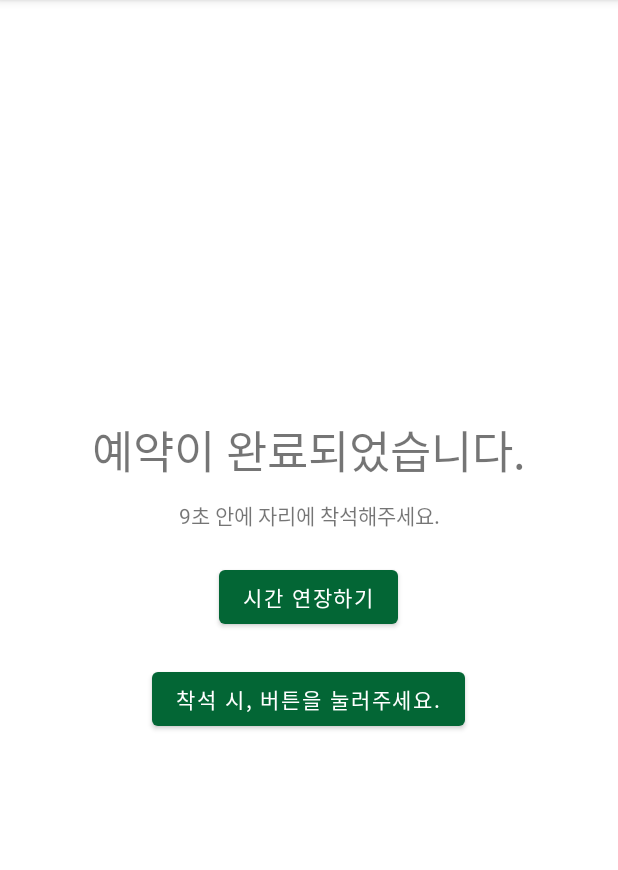
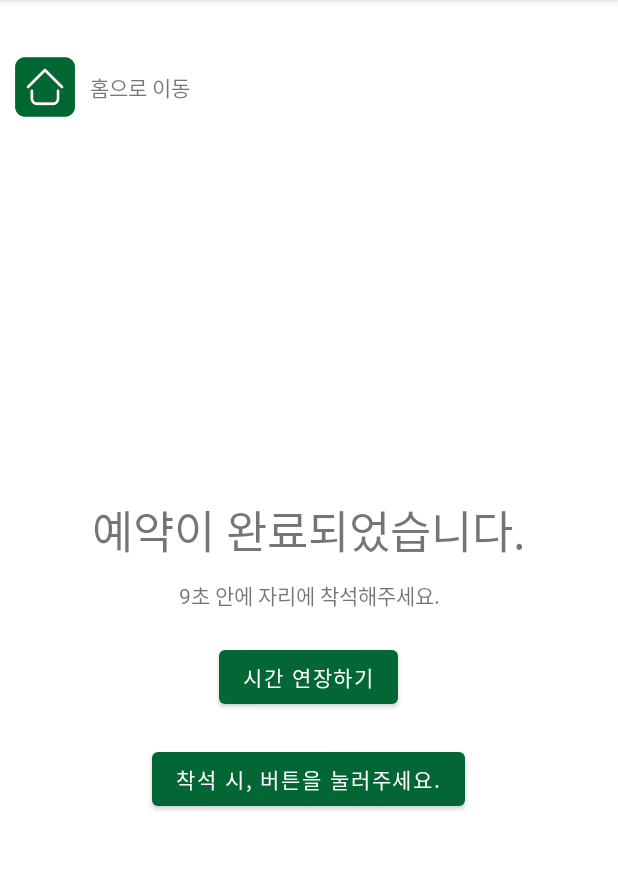
Before and after one commit to LimSoYoung522/Cabling, an Android app: the CompleteActivity screen opened directly, with no data from a screen before it, on a phone screen of 412 x 824 dp, the part 84-954 px from its top. Run offline under Robolectric (Android 15) with nearby library versions, the phone set to English and light mode, and no system bars; our stand-ins replace Firebase (no records; nobody signed in at launch, a user with empty details on screens opened directly).

Commit message:
appointment_cafe1203_4

```diff
--- a/app/src/main/java/smu/example/cabling/AppointmentActivity.java
+++ b/app/src/main/java/smu/example/cabling/AppointmentActivity.java
@@ -61,7 +61,7 @@ public class AppointmentActivity extends AppCompatActivity {
         for (i = 0; i < 10; i++) {
             seat[i] = (Button) findViewById(seatID[i]);
             seat[i].setOnClickListener(new btnSeatListener(num1, i));
-            seat[i].setBackground(ContextCompat.getDrawable(mContext, R.drawable.seat_o));
+            seat[i].setBackground(ContextCompat.getDrawable(this, R.drawable.seat_o));
 
             /*
             mDatabase.child("CAFE").child(cafe.concat(String.valueOf(num1))).child("seat").child(String.valueOf(i)).get().addOnCompleteListener(new OnCompleteListener<DataSnapshot>() {
--- a/app/src/main/java/smu/example/cabling/CompleteActivity.java
+++ b/app/src/main/java/smu/example/cabling/CompleteActivity.java
@@ -1,5 +1,6 @@
 package smu.example.cabling;
 
+import android.content.Context;
 import android.content.Intent;
 import android.os.Bundle;
 import android.os.Handler;
@@ -12,6 +13,7 @@ import android.widget.Toast;
 
 import androidx.annotation.NonNull;
 import androidx.appcompat.app.AppCompatActivity;
+import androidx.core.content.ContextCompat;
 
 import com.google.android.gms.tasks.OnCompleteListener;
 import com.google.android.gms.tasks.Task;
@@ -23,7 +25,7 @@ import static java.text.DateFormat.getDateTimeInstance;
 
 public class CompleteActivity extends AppCompatActivity {
     TextView timeout;
-    Button extend, sit;
+    Button extend, sit, home;
     int seatnum, cafenum;
 
     protected void onCreate(Bundle savedInstanceState) {
@@ -37,6 +39,7 @@ public class CompleteActivity extends AppCompatActivity {
         timeout = (TextView)findViewById(R.id.timeout);
         extend = (Button)findViewById(R.id.btnextend);
         sit = (Button)findViewById(R.id.btnsit);
+        home = (Button)findViewById(R.id.home);
 
         sit.setOnClickListener(new View.OnClickListener() {
             @Override
@@ -49,6 +52,16 @@ public class CompleteActivity extends AppCompatActivity {
 
         //timeout.setText(getDateTimeInstance().format(new Date()));
         showtimemethod();
+        home.setBackground(ContextCompat.getDrawable(this, R.drawable.home));
+        home.setOnClickListener(new View.OnClickListener() {
+            @Override
+            public void onClick(View v) {
+                Intent intent = new Intent(CompleteActivity.this, Map2Activity.class);
+                Toast.makeText(getApplicationContext(), "메인 화면으로 이동합니다.", Toast.LENGTH_SHORT).show();
+                startActivity(intent);
+            }
+        });
+
         }
 
     public void showtimemethod(){
--- a/app/src/main/java/smu/example/cabling/Map2Activity.java
+++ b/app/src/main/java/smu/example/cabling/Map2Activity.java
@@ -65,7 +65,7 @@ public class Map2Activity extends AppCompatActivity implements OnMapReadyCallbac
 
                                                     AlertDialog.Builder builder = new AlertDialog.Builder(Map2Activity.this);
                                                     builder.setTitle("CAFE1 확인 창");
-                                                    builder.setMessage("선택하신 CAFE1로 예매 진행하시겠습니까 ?\n현재 위치로부터 1km 떨어져있습니다.\n대표 메뉴는 초코라떼입니다.");
+                                                    builder.setMessage("선택하신 CAFE1로 예약 진행하시겠습니까 ?\n현재 위치로부터 1km 떨어져있습니다.\n대표 메뉴는 초코라떼입니다.");
                                                     builder.setPositiveButton("예", new DialogInterface.OnClickListener() {
                                                         @Override
                                                         public void onClick(DialogInterface dialog, int which) {
@@ -97,7 +97,7 @@ public class Map2Activity extends AppCompatActivity implements OnMapReadyCallbac
 
                                                     AlertDialog.Builder builder = new AlertDialog.Builder(Map2Activity.this);
                                                     builder.setTitle("CAFE2 확인 창");
-                                                    builder.setMessage("선택하신 CAFE2로 예매 진행하시겠습니까 ?\n현재 위치로부터 3km 떨어져있습니다.\n대표 메뉴는 말차라떼입니다.");
+                                                    builder.setMessage("선택하신 CAFE2로 예약 진행하시겠습니까 ?\n현재 위치로부터 3km 떨어져있습니다.\n대표 메뉴는 말차라떼입니다.");
                                                     builder.setPositiveButton("예", new DialogInterface.OnClickListener() {
                                                         @Override
                                                         public void onClick(DialogInterface dialog, int which) {
@@ -128,7 +128,7 @@ public class Map2Activity extends AppCompatActivity implements OnMapReadyCallbac
 
                                                     AlertDialog.Builder builder = new AlertDialog.Builder(Map2Activity.this);
                                                     builder.setTitle("CAFE3 확인 창");
-                                                    builder.setMessage("선택하신 CAFE3로 예매 진행하시겠습니까 ?\n현재 위치로부터 5km 떨어져있습니다.\n대표 메뉴는 아메리카노입니다.");
+                                                    builder.setMessage("선택하신 CAFE3로 예약 진행하시겠습니까 ?\n현재 위치로부터 5km 떨어져있습니다.\n대표 메뉴는 아메리카노입니다.");
                                                     builder.setPositiveButton("예", new DialogInterface.OnClickListener() {
                                                         @Override
                                                         public void onClick(DialogInterface dialog, int which) {
--- a/app/src/main/res/layout/activity_complete.xml
+++ b/app/src/main/res/layout/activity_complete.xml
@@ -6,13 +6,51 @@
     android:orientation="vertical"
     >
 
+    <LinearLayout
+        android:layout_width="match_parent"
+        android:layout_height="wrap_content"
+        android:orientation="horizontal"
+        android:layout_gravity="left"
+        android:gravity="left"
+        android:layout_marginTop="10dp"
+        android:layout_weight="1">
+
+        <androidx.appcompat.widget.AppCompatButton
+            android:layout_width="40dp"
+            android:layout_height="40dp"
+            android:layout_gravity="center"
+            android:layout_marginLeft="10dp"
+            android:minWidth="0dp"
+            android:minHeight="0dp"
+            android:id="@+id/home"
+            android:gravity="center"
+            />
+
+        <TextView
+            android:layout_width="wrap_content"
+            android:layout_height="wrap_content"
+            android:layout_marginLeft="10dp"
+            android:text="홈으로 이동"
+            android:layout_gravity="center"
+            android:gravity="center"/>
+
+    </LinearLayout>
+
+    <LinearLayout
+        android:layout_width="match_parent"
+        android:layout_height="wrap_content"
+        android:orientation="vertical"
+        android:layout_weight="8"
+        android:layout_gravity="center"
+        android:gravity="center">
+
     <TextView
         android:layout_width="match_parent"
         android:layout_height="wrap_content"
-        android:layout_gravity="center"
         android:textAlignment="center"
         android:textSize="30dp"
-        android:text="예약이 완료되었습니다."/>
+        android:text="예약이 완료되었습니다."
+        />
 
     <TextView
         android:layout_width="match_parent"
@@ -35,4 +73,6 @@
         android:id="@+id/btnsit"
         android:text="착석 시, 버튼을 눌려주세요."/>
 
+    </LinearLayout>
+
 </LinearLayout>
--- a/app/src/main/res/layout/activity_map2.xml
+++ b/app/src/main/res/layout/activity_map2.xml
@@ -20,6 +20,7 @@
             android:layout_width="wrap_content"
             android:layout_height="wrap_content"
             android:layout_weight="1"
+            android:layout_margin="5dp"
             android:text="CAFE1" />
 
         <Button
@@ -27,6 +28,7 @@
             android:layout_width="wrap_content"
             android:layout_height="wrap_content"
             android:layout_weight="1"
+            android:layout_margin="5dp"
             android:text="CAFE2" />
 
         <Button
@@ -34,6 +36,7 @@
             android:layout_width="wrap_content"
             android:layout_height="wrap_content"
             android:layout_weight="1"
+            android:layout_margin="5dp"
             android:text="CAFE3" />
     </LinearLayout>
 
```
Also changed, not shown: app/src/main/res/drawable/home.png (added).
